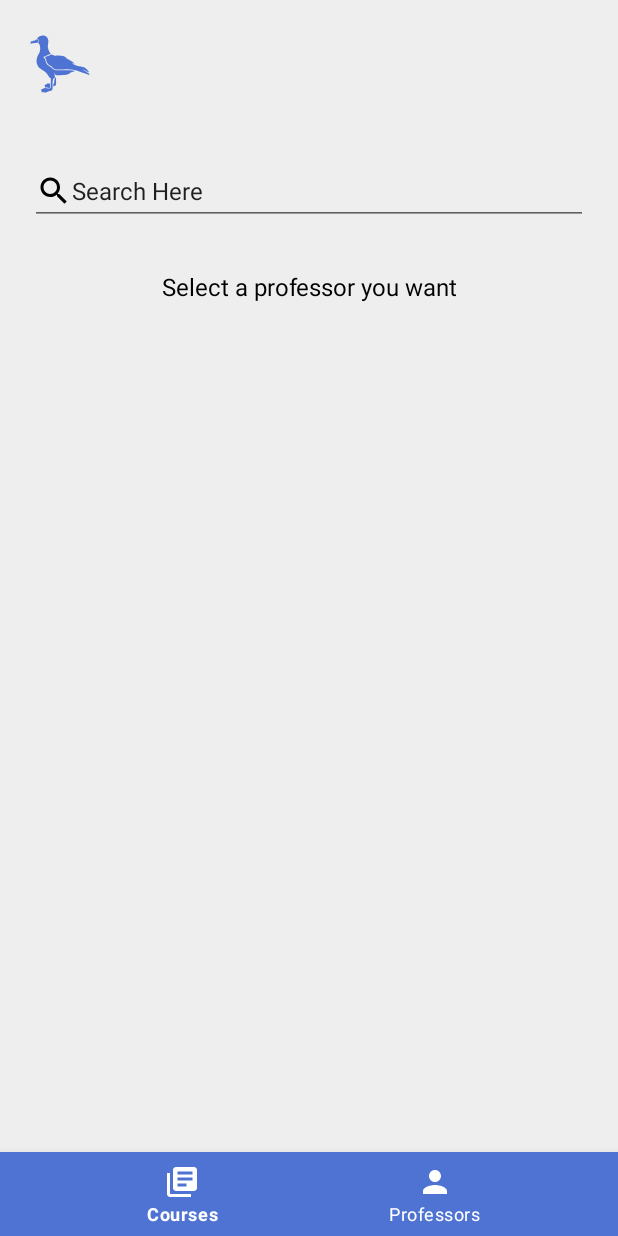
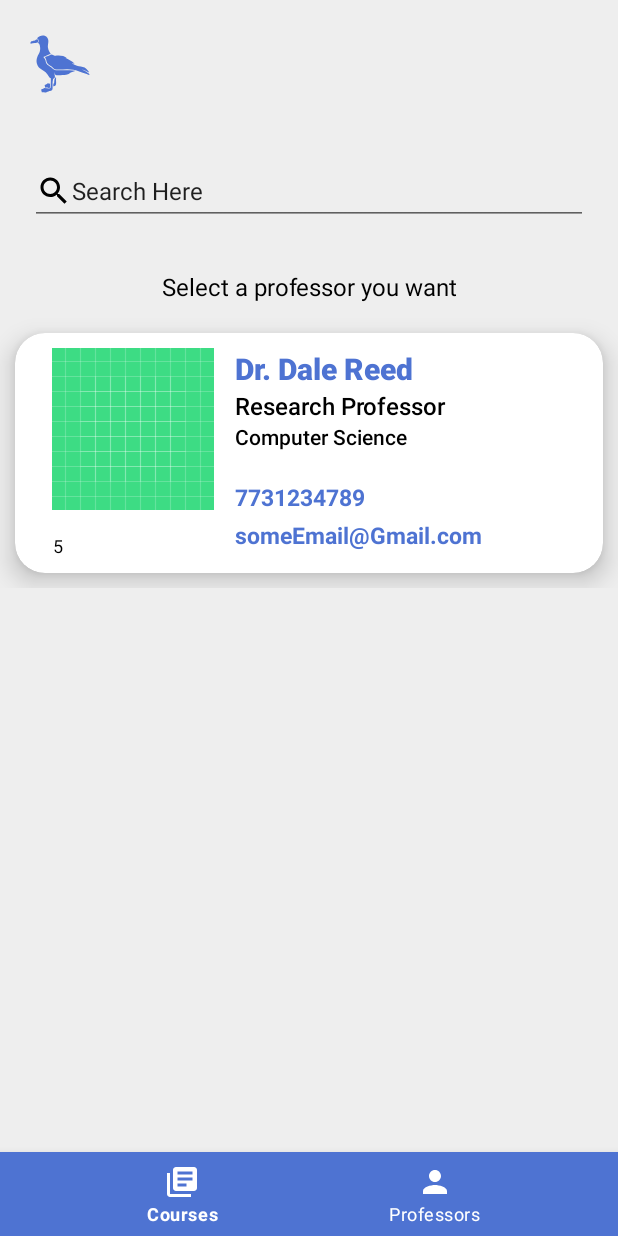
Before and after one commit to eleon23/AlbatrossConnect, an Android app: the ProfessorFragment screen opened through its navigation route, on a phone screen of 412 x 824 dp. Run offline under Robolectric (Android 15) with nearby library versions, the phone set to English and light mode, and no system bars.

Commit message:
Finished Professor list screen

```diff
--- a/app/src/main/java/com/example/albatrossconnect/data/CourseDetails.kt
+++ b/app/src/main/java/com/example/albatrossconnect/data/CourseDetails.kt
@@ -23,3 +23,16 @@ data class Review(
     val instructor: String,
     val review: String
 )
+
+data class Professors(
+    val professors: List<Professor>
+)
+
+data class Professor(
+    val name: String,
+    val position: String,
+    val department: String,
+    val rating: Int,
+    val phone: Long,
+    val email: String
+)
--- a/app/src/main/java/com/example/albatrossconnect/fragments/ProfessorFlow/ProfessorFragment.kt
+++ b/app/src/main/java/com/example/albatrossconnect/fragments/ProfessorFlow/ProfessorFragment.kt
@@ -5,56 +5,82 @@ import androidx.fragment.app.Fragment
 import android.view.LayoutInflater
 import android.view.View
 import android.view.ViewGroup
+import androidx.navigation.findNavController
+import androidx.recyclerview.widget.LinearLayoutManager
+import androidx.recyclerview.widget.RecyclerView
 import com.example.albatrossconnect.R
+import com.example.albatrossconnect.data.Professor
+import com.example.albatrossconnect.databinding.FragmentProfessorBinding
+import com.example.albatrossconnect.databinding.PrerequisiteItemBinding
+import com.example.albatrossconnect.databinding.ProfessorCardCellBinding
+import com.example.albatrossconnect.fragments.CourseFlow.CourseAdapter
 
-// TODO: Rename parameter arguments, choose names that match
-// the fragment initialization parameters, e.g. ARG_ITEM_NUMBER
-private const val ARG_PARAM1 = "param1"
-private const val ARG_PARAM2 = "param2"
+class ProfessorFragment : Fragment() {
+    private lateinit var binding: FragmentProfessorBinding
 
-/**
- * A simple [Fragment] subclass.
- * Use the [ProfessorFragment.newInstance] factory method to
- * create an instance of this fragment.
- */
-class ProfessorFragment : Fragment() {
-    // TODO: Rename and change types of parameters
-    private var param1: String? = null
-    private var param2: String? = null
-
-    override fun onCreate(savedInstanceState: Bundle?) {
-        super.onCreate(savedInstanceState)
-        arguments?.let {
-            param1 = it.getString(ARG_PARAM1)
-            param2 = it.getString(ARG_PARAM2)
-        }
-    }
 
     override fun onCreateView(
         inflater: LayoutInflater, container: ViewGroup?,
         savedInstanceState: Bundle?
     ): View? {
-        // Inflate the layout for this fragment
-        return inflater.inflate(R.layout.fragment_professor, container, false)
+        binding = FragmentProfessorBinding.inflate(inflater, container, false)
+        val view = binding.root
+        return view
     }
 
-    companion object {
-        /**
-         * Use this factory method to create a new instance of
-         * this fragment using the provided parameters.
-         *
-         * @param param1 Parameter 1.
-         * @param param2 Parameter 2.
-         * @return A new instance of fragment ProfessorFragment.
-         */
-        // TODO: Rename and change types and number of parameters
-        @JvmStatic
-        fun newInstance(param1: String, param2: String) =
-            ProfessorFragment().apply {
-                arguments = Bundle().apply {
-                    putString(ARG_PARAM1, param1)
-                    putString(ARG_PARAM2, param2)
-                }
-            }
+    override fun onViewCreated(view: View, savedInstanceState: Bundle?) {
+        super.onViewCreated(view, savedInstanceState)
+        setUpRecyclerView()
+
+    }
+
+    private fun setUpMockData() : List<Professor> {
+        return listOf(
+            Professor(
+                "Dr. Dale Reed",
+                "Research Professor",
+                "Computer Science",
+                5,
+                7731234789,
+                "someEmail@Gmail.com"
+            )
+        )
+    }
+
+    private fun setUpRecyclerView() {
+        binding.recyclerProfessor.apply {
+            layoutManager = LinearLayoutManager(context)
+            val adapter = ProfessorAdapter(setUpMockData())
+            setAdapter(adapter)
+        }
     }
 }
+
+class ProfessorAdapter(private val data: List<Professor>) :
+    RecyclerView.Adapter<ProfessorAdapter.ViewHolder>() {
+    class ViewHolder(val binding: ProfessorCardCellBinding) : RecyclerView.ViewHolder(binding.root)
+
+    override fun onCreateViewHolder(parent: ViewGroup, viewType: Int): ViewHolder {
+        val binding = ProfessorCardCellBinding
+            .inflate(LayoutInflater.from(parent.context), parent, false)
+        return ViewHolder(binding)
+    }
+
+    override fun onBindViewHolder(holder: ViewHolder, position: Int) {
+        val professor = data[position]
+        holder.binding.apply {
+            professorName.text = professor.name
+            professorPosition.text = professor.position
+            department.text = professor.department
+            professorPhone.text = professor.phone.toString()
+            professorEmail.text = professor.email
+            professorRating.text = professor.rating.toString()
+
+            professorDescription.setOnClickListener {
+                root.findNavController().navigate(R.id.action_professorFragment_to_professorDetailFragment)
+            }
+        }
+    }
+
+    override fun getItemCount(): Int = data!!.size
+}
--- a/app/src/main/res/layout/fragment_professor.xml
+++ b/app/src/main/res/layout/fragment_professor.xml
@@ -49,7 +49,10 @@
         android:id="@+id/recycler_professor"
         android:layout_below="@id/sub_title"
         android:layout_marginTop="10dp"
+        android:layout_above="@id/bottom_navigation"
         android:layout_width="match_parent"
+        tools:itemCount="3"
+        tools:listitem="@layout/professor_card_cell"
         android:layout_height="wrap_content" />
 
     <com.google.android.material.bottomnavigation.BottomNavigationView
--- a/app/src/main/res/layout/professor_card_cell.xml
+++ b/app/src/main/res/layout/professor_card_cell.xml
@@ -1,92 +1,124 @@
 <?xml version="1.0" encoding="utf-8"?>
-<androidx.cardview.widget.CardView xmlns:android="http://schemas.android.com/apk/res/android"
+<androidx.constraintlayout.widget.ConstraintLayout xmlns:android="http://schemas.android.com/apk/res/android"
     xmlns:app="http://schemas.android.com/apk/res-auto"
-    android:layout_width="match_parent"
-    android:layout_height="wrap_content"
-    android:layout_margin="5dp"
-    android:clickable="true"
-    app:cardBackgroundColor="@color/white"
-    app:cardCornerRadius="10dp"
-    app:cardElevation="10dp"
-    app:cardMaxElevation="10dp"
-    app:cardPreventCornerOverlap="true"
-    app:cardUseCompatPadding="true">
-
-    <RelativeLayout
     android:layout_width="match_parent"
     android:layout_height="wrap_content">
 
+    <androidx.cardview.widget.CardView
+        android:id="@+id/professor_description"
+        android:layout_width="match_parent"
+        android:layout_height="wrap_content"
+        android:layout_margin="10dp"
+        android:clickable="true"
+        app:cardBackgroundColor="@color/white"
+        app:cardCornerRadius="20dp"
+        app:cardElevation="10dp"
+        app:cardMaxElevation="12dp"
+        app:layout_constraintEnd_toEndOf="parent"
+        app:layout_constraintStart_toStartOf="parent"
+        app:layout_constraintBottom_toBottomOf="parent"
+        app:layout_constraintTop_toTopOf="parent">
+
+        <androidx.constraintlayout.widget.ConstraintLayout
+            android:layout_width="match_parent"
+            android:layout_height="wrap_content"
+            android:layout_margin="10dp"
+            app:layout_constraintEnd_toEndOf="parent"
+            app:layout_constraintStart_toStartOf="parent"
+            app:layout_constraintTop_toTopOf="parent">
+
             <ImageView
                 android:id="@+id/professor_image"
-            android:layout_width="100dp"
-            android:layout_height="100dp"
-            android:layout_marginStart="10dp"
-            android:layout_marginTop="10dp"
-            android:layout_marginEnd="10dp"
-            android:layout_marginBottom="10dp"
-            android:contentDescription="@string/app_name"
-            android:padding="5dp"
+                android:layout_width="wrap_content"
+                android:layout_height="wrap_content"
                 android:src="@drawable/ic_launcher_background"
-            app:drawableTint="@color/blue"/>
+                app:layout_constraintStart_toStartOf="parent"
+                app:layout_constraintTop_toTopOf="parent"
+                app:layout_constraintEnd_toEndOf="@id/guideline2"
+                />
 
             <TextView
                 android:id="@+id/professor_name"
                 android:layout_width="wrap_content"
                 android:layout_height="wrap_content"
-            android:layout_marginStart="10dp"
-            android:layout_marginTop="10dp"
-            android:layout_toEndOf="@id/professor_image"
-            android:text="@string/professors"
-            android:textColor="@color/black"
-            android:textSize="18sp"
-            android:textStyle="bold" />
+                android:text="Dr. Dale Reed"
+                android:textAppearance="@style/TextAppearance.AppCompat.Body2"
+                android:textColor="@color/blue"
+                android:textSize="20sp"
+                android:textStyle="bold"
+                app:layout_constraintStart_toEndOf="@id/guideline2"
+                app:layout_constraintTop_toTopOf="parent" />
+
+            <androidx.constraintlayout.widget.Guideline
+                android:id="@+id/guideline2"
+                android:layout_width="wrap_content"
+                android:layout_height="wrap_content"
+                android:orientation="vertical"
+                app:layout_constraintGuide_begin="137dp" />
 
             <TextView
-            android:id="@+id/professor_pos"
-            android:layout_width="match_parent"
+                android:id="@+id/professor_position"
+                android:layout_width="wrap_content"
                 android:layout_height="wrap_content"
-            android:layout_marginStart="10dp"
-            android:layout_marginTop="10dp"
-            android:layout_toEndOf="@id/professor_name"
-            android:text="@string/position"
-            android:textColor="@color/black"
-            android:textSize="18sp"/>
+                android:text="Research Professor"
+                android:textAppearance="@style/TextAppearance.AppCompat.Body2"
+                android:textColor="#000000"
+                android:textSize="16sp"
+                app:layout_constraintStart_toEndOf="@id/guideline2"
+                app:layout_constraintTop_toBottomOf="@id/professor_name" />
 
             <TextView
                 android:id="@+id/department"
+                android:layout_width="wrap_content"
+                android:layout_height="wrap_content"
+                android:text="Department of Computer Science"
+                android:textAppearance="@style/TextAppearance.AppCompat.Body2"
+                android:textColor="#000000"
+                android:textSize="14sp"
+                app:layout_constraintStart_toEndOf="@id/guideline2"
+                app:layout_constraintTop_toBottomOf="@id/professor_position" />
+
+            <TextView
+                android:id="@+id/professor_rating"
                 android:layout_width="match_parent"
                 android:layout_height="wrap_content"
-            android:layout_below="@id/professor_name"
-            android:layout_marginStart="10dp"
-            android:layout_marginTop="10dp"
-            android:layout_toEndOf="@id/professor_image"
-            android:drawablePadding="2dp"
-            android:text="@string/department"
-            app:drawableStartCompat="@drawable/ic_baseline_library_books_24" />
+                android:text="RATING"
+                android:textAppearance="@style/TextAppearance.AppCompat.Body1"
+                android:textColor="#000000"
+                android:textSize="12sp"
+                android:layout_marginTop="15dp"
+                android:layout_marginStart="15dp"
+                app:layout_constraintStart_toStartOf="parent"
+                app:layout_constraintTop_toBottomOf="@id/professor_image"
+                app:layout_constraintEnd_toEndOf="@id/guideline2" />
 
             <TextView
-            android:id="@+id/phone"
+                android:id="@+id/professor_phone"
                 android:layout_width="wrap_content"
                 android:layout_height="wrap_content"
-            android:layout_below="@id/department"
-            android:layout_marginStart="10dp"
-            android:layout_marginTop="10dp"
-            android:layout_toEndOf="@id/professor_image"
-            android:drawablePadding="2dp"
-            android:text="@string/phone"
-            app:drawableStartCompat="@drawable/ic_baseline_library_books_24" />
+                android:layout_marginTop="20dp"
+                android:text="773-123-5667"
+                android:textAppearance="@style/TextAppearance.AppCompat.Body1"
+                android:textColor="@color/blue"
+                android:textSize="15sp"
+                android:textStyle="bold"
+                app:layout_constraintStart_toStartOf="@id/guideline2"
+                app:layout_constraintTop_toBottomOf="@id/department" />
 
             <TextView
-            android:id="@+id/email"
-            android:layout_width="match_parent"
+                android:id="@+id/professor_email"
+                android:layout_width="wrap_content"
                 android:layout_height="wrap_content"
-            android:layout_below="@id/department"
-            android:layout_marginStart="10dp"
-            android:layout_marginTop="10dp"
-            android:layout_toEndOf="@id/phone"
-            android:drawablePadding="2dp"
-            android:text="@string/email"
-            app:drawableStartCompat="@drawable/ic_baseline_library_books_24" />
+                android:layout_marginTop="4dp"
+                android:text="someEmail@gmail.com"
+                android:textAppearance="@style/TextAppearance.AppCompat.Body1"
+                android:textColor="@color/blue"
+                android:textSize="15sp"
+                android:textStyle="bold"
+                app:layout_constraintStart_toEndOf="@id/guideline2"
+                app:layout_constraintTop_toBottomOf="@id/professor_phone" />
 
-    </RelativeLayout>
+        </androidx.constraintlayout.widget.ConstraintLayout>
     </androidx.cardview.widget.CardView>
+
+</androidx.constraintlayout.widget.ConstraintLayout>
```
Also changed, not shown: app/src/main/java/com/example/albatrossconnect/fragments/ProfessorFlow/ProfessorDetailFragment.kt (+9 -42 lines), app/src/main/res/layout/fragment_course_prerequisite.xml (+0 -12 lines). Lines whose indentation alone changed are shown as unchanged.
